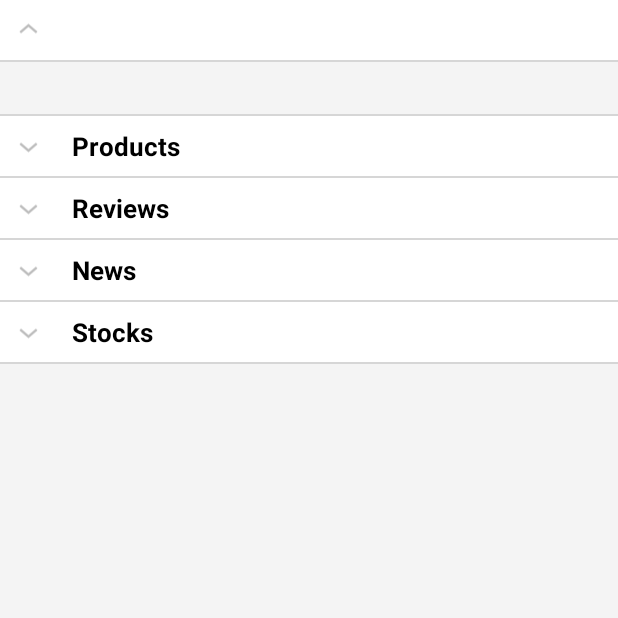
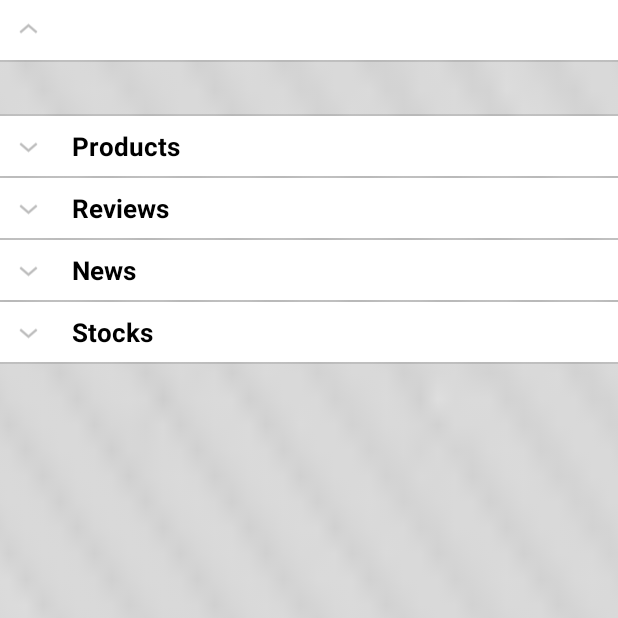
Before and after one commit to nisargnp/DaemonDash2017, an Android app: the SecondActivity screen opened directly, with no data from a screen before it, on a phone screen of 412 x 824 dp, the top half of it. Run offline under Robolectric (Android 15) with nearby library versions, the phone set to English and light mode, and no system bars; 4 statements that could not run were skipped.

```diff
--- a/app/src/main/res/layout/activity_second.xml
+++ b/app/src/main/res/layout/activity_second.xml
@@ -1,13 +1,18 @@
 <?xml version="1.0" encoding="utf-8"?>
-<LinearLayout xmlns:android="http://schemas.android.com/apk/res/android"
+<RelativeLayout xmlns:android="http://schemas.android.com/apk/res/android"
     android:layout_width="fill_parent"
     android:layout_height="fill_parent"
-    android:orientation="vertical"
-    android:background="#f4f4f4" >
+    android:orientation="vertical">
 
+    <ImageView
+        android:layout_width="match_parent"
+        android:layout_height="match_parent"
+        android:src="@mipmap/striped_background"
+        android:scaleType="centerCrop"
+        android:scaleY="1.5"/>
     <ExpandableListView
         android:id="@+id/lvExp"
         android:layout_height="match_parent"
         android:layout_width="match_parent"/>
 
-</LinearLayout>
+</RelativeLayout>
```
Also changed, not shown: app/src/main/java/pl/itraff/androidsample/MainActivity.java (+14 -0 lines), app/src/main/res/mipmap-hdpi/striped_background.png (added), app/src/main/res/mipmap-mdpi/striped_background.png (added), app/src/main/res/mipmap-xhdpi/striped_background.png (added), app/src/main/res/mipmap-xxhdpi/striped_background.png (added), app/src/main/res/mipmap-xxxhdpi/striped_background.png (added), app/src/main/striped_background-web.png (added).
